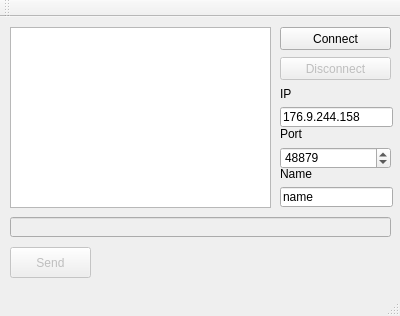
Bulkin/yafc, file qt-client/mainwindow.ui: the form before one commit.
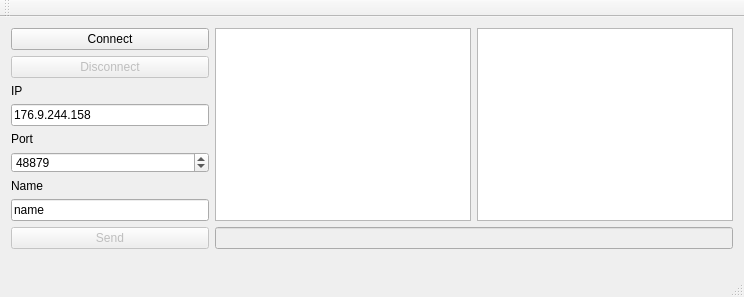
The form after the commit.

```diff
--- a/qt-client/mainwindow.ui
+++ b/qt-client/mainwindow.ui
@@ -6,38 +6,64 @@
    <rect>
     <x>0</x>
     <y>0</y>
-    <width>400</width>
-    <height>316</height>
+    <width>744</width>
+    <height>297</height>
    </rect>
   </property>
+  <property name="maximumSize">
+   <size>
+    <width>16777215</width>
+    <height>297</height>
+   </size>
+  </property>
   <property name="windowTitle">
    <string>Client</string>
   </property>
   <widget class="QWidget" name="centralWidget">
+   <property name="maximumSize">
+    <size>
+     <width>16777215</width>
+     <height>243</height>
+    </size>
+   </property>
+   <layout class="QHBoxLayout" name="horizontalLayout">
+    <item>
+     <layout class="QGridLayout" name="gridLayout">
+      <item row="0" column="0">
    <widget class="QPushButton" name="ButtonConnect">
-    <property name="geometry">
-     <rect>
-      <x>280</x>
-      <y>10</y>
-      <width>111</width>
-      <height>23</height>
-     </rect>
+        <property name="sizePolicy">
+         <sizepolicy hsizetype="Minimum" vsizetype="Fixed">
+          <horstretch>1</horstretch>
+          <verstretch>0</verstretch>
+         </sizepolicy>
+        </property>
+        <property name="maximumSize">
+         <size>
+          <width>198</width>
+          <height>16777215</height>
+         </size>
     </property>
     <property name="text">
      <string>Connect</string>
     </property>
    </widget>
+      </item>
+      <item row="1" column="0">
    <widget class="QPushButton" name="ButtonDisconnect">
     <property name="enabled">
      <bool>false</bool>
     </property>
-    <property name="geometry">
-     <rect>
-      <x>280</x>
-      <y>40</y>
-      <width>111</width>
-      <height>23</height>
-     </rect>
+        <property name="sizePolicy">
+         <sizepolicy hsizetype="Minimum" vsizetype="Fixed">
+          <horstretch>1</horstretch>
+          <verstretch>0</verstretch>
+         </sizepolicy>
+        </property>
+        <property name="maximumSize">
+         <size>
+          <width>198</width>
+          <height>16777215</height>
+         </size>
     </property>
     <property name="text">
      <string>Disconnect</string>
@@ -49,118 +75,77 @@
      <bool>false</bool>
     </property>
    </widget>
-   <widget class="QLineEdit" name="lineEditIP">
-    <property name="geometry">
-     <rect>
-      <x>280</x>
-      <y>90</y>
-      <width>113</width>
-      <height>20</height>
-     </rect>
-    </property>
-    <property name="text">
-     <string>176.9.244.158</string>
-    </property>
-   </widget>
-   <widget class="QLineEdit" name="lineEditName">
-    <property name="geometry">
-     <rect>
-      <x>280</x>
-      <y>170</y>
-      <width>113</width>
-      <height>20</height>
-     </rect>
-    </property>
-    <property name="text">
-     <string>name</string>
-    </property>
-   </widget>
+      </item>
+      <item row="2" column="0">
    <widget class="QLabel" name="label">
-    <property name="geometry">
-     <rect>
-      <x>280</x>
-      <y>70</y>
-      <width>46</width>
-      <height>13</height>
-     </rect>
+        <property name="sizePolicy">
+         <sizepolicy hsizetype="Preferred" vsizetype="Preferred">
+          <horstretch>1</horstretch>
+          <verstretch>0</verstretch>
+         </sizepolicy>
+        </property>
+        <property name="maximumSize">
+         <size>
+          <width>198</width>
+          <height>16777215</height>
+         </size>
     </property>
     <property name="text">
      <string>IP</string>
     </property>
    </widget>
+      </item>
+      <item row="3" column="0">
+       <widget class="QLineEdit" name="lineEditIP">
+        <property name="sizePolicy">
+         <sizepolicy hsizetype="Expanding" vsizetype="Fixed">
+          <horstretch>1</horstretch>
+          <verstretch>0</verstretch>
+         </sizepolicy>
+        </property>
+        <property name="maximumSize">
+         <size>
+          <width>198</width>
+          <height>16777215</height>
+         </size>
+        </property>
+        <property name="text">
+         <string>176.9.244.158</string>
+        </property>
+       </widget>
+      </item>
+      <item row="4" column="0">
    <widget class="QLabel" name="label_2">
-    <property name="geometry">
-     <rect>
-      <x>280</x>
-      <y>110</y>
-      <width>46</width>
-      <height>13</height>
-     </rect>
+        <property name="sizePolicy">
+         <sizepolicy hsizetype="Preferred" vsizetype="Preferred">
+          <horstretch>1</horstretch>
+          <verstretch>0</verstretch>
+         </sizepolicy>
+        </property>
+        <property name="maximumSize">
+         <size>
+          <width>198</width>
+          <height>16777215</height>
+         </size>
     </property>
     <property name="text">
      <string>Port</string>
     </property>
    </widget>
-   <widget class="QLabel" name="label_3">
-    <property name="geometry">
-     <rect>
-      <x>280</x>
-      <y>150</y>
-      <width>46</width>
-      <height>13</height>
-     </rect>
-    </property>
-    <property name="text">
-     <string>Name</string>
-    </property>
-   </widget>
-   <widget class="QTextBrowser" name="textBrowserTextRead">
-    <property name="geometry">
-     <rect>
-      <x>10</x>
-      <y>10</y>
-      <width>261</width>
-      <height>181</height>
-     </rect>
-    </property>
-   </widget>
-   <widget class="QPushButton" name="ButtonSend">
-    <property name="enabled">
-     <bool>false</bool>
-    </property>
-    <property name="geometry">
-     <rect>
-      <x>10</x>
-      <y>230</y>
-      <width>81</width>
-      <height>31</height>
-     </rect>
-    </property>
-    <property name="text">
-     <string>Send</string>
-    </property>
-   </widget>
-   <widget class="QLineEdit" name="lineEditTextSend">
-    <property name="enabled">
-     <bool>false</bool>
-    </property>
-    <property name="geometry">
-     <rect>
-      <x>10</x>
-      <y>200</y>
-      <width>381</width>
-      <height>20</height>
-     </rect>
-    </property>
-   </widget>
+      </item>
+      <item row="5" column="0">
    <widget class="QSpinBox" name="spinBoxPort">
-    <property name="geometry">
-     <rect>
-      <x>280</x>
-      <y>130</y>
-      <width>111</width>
-      <height>22</height>
-     </rect>
+        <property name="sizePolicy">
+         <sizepolicy hsizetype="Minimum" vsizetype="Fixed">
+          <horstretch>1</horstretch>
+          <verstretch>0</verstretch>
+         </sizepolicy>
+        </property>
+        <property name="maximumSize">
+         <size>
+          <width>198</width>
+          <height>16777215</height>
+         </size>
     </property>
     <property name="maximum">
      <number>99999</number>
@@ -169,6 +154,107 @@
      <number>48879</number>
     </property>
    </widget>
+      </item>
+      <item row="6" column="0">
+       <widget class="QLabel" name="label_3">
+        <property name="sizePolicy">
+         <sizepolicy hsizetype="Preferred" vsizetype="Preferred">
+          <horstretch>1</horstretch>
+          <verstretch>0</verstretch>
+         </sizepolicy>
+        </property>
+        <property name="maximumSize">
+         <size>
+          <width>198</width>
+          <height>16777215</height>
+         </size>
+        </property>
+        <property name="text">
+         <string>Name</string>
+        </property>
+       </widget>
+      </item>
+      <item row="7" column="0">
+       <widget class="QLineEdit" name="lineEditName">
+        <property name="sizePolicy">
+         <sizepolicy hsizetype="Expanding" vsizetype="Fixed">
+          <horstretch>1</horstretch>
+          <verstretch>0</verstretch>
+         </sizepolicy>
+        </property>
+        <property name="maximumSize">
+         <size>
+          <width>198</width>
+          <height>16777215</height>
+         </size>
+        </property>
+        <property name="text">
+         <string>name</string>
+        </property>
+       </widget>
+      </item>
+      <item row="8" column="0">
+       <widget class="QPushButton" name="ButtonSend">
+        <property name="enabled">
+         <bool>false</bool>
+        </property>
+        <property name="sizePolicy">
+         <sizepolicy hsizetype="Minimum" vsizetype="Fixed">
+          <horstretch>1</horstretch>
+          <verstretch>0</verstretch>
+         </sizepolicy>
+        </property>
+        <property name="maximumSize">
+         <size>
+          <width>198</width>
+          <height>16777215</height>
+         </size>
+        </property>
+        <property name="text">
+         <string>Send</string>
+        </property>
+       </widget>
+      </item>
+     </layout>
+    </item>
+    <item>
+     <layout class="QGridLayout" name="gridLayout_2">
+      <item row="0" column="1">
+       <widget class="QTextBrowser" name="textBrowserTextRead">
+        <property name="sizePolicy">
+         <sizepolicy hsizetype="Expanding" vsizetype="Expanding">
+          <horstretch>3</horstretch>
+          <verstretch>0</verstretch>
+         </sizepolicy>
+        </property>
+       </widget>
+      </item>
+      <item row="2" column="1" colspan="2">
+       <widget class="QLineEdit" name="lineEditTextSend">
+        <property name="enabled">
+         <bool>false</bool>
+        </property>
+        <property name="sizePolicy">
+         <sizepolicy hsizetype="Expanding" vsizetype="Fixed">
+          <horstretch>3</horstretch>
+          <verstretch>0</verstretch>
+         </sizepolicy>
+        </property>
+       </widget>
+      </item>
+      <item row="0" column="2">
+       <widget class="QTextBrowser" name="textBrowserListUsers">
+        <property name="sizePolicy">
+         <sizepolicy hsizetype="Expanding" vsizetype="Expanding">
+          <horstretch>1</horstretch>
+          <verstretch>0</verstretch>
+         </sizepolicy>
+        </property>
+       </widget>
+      </item>
+     </layout>
+    </item>
+   </layout>
   </widget>
   <widget class="QMenuBar" name="menuBar">
    <property name="geometry">
```
Left out of the diff: 2 changed lines with no effect on the pictures. Lines whose indentation alone changed are shown as unchanged.
